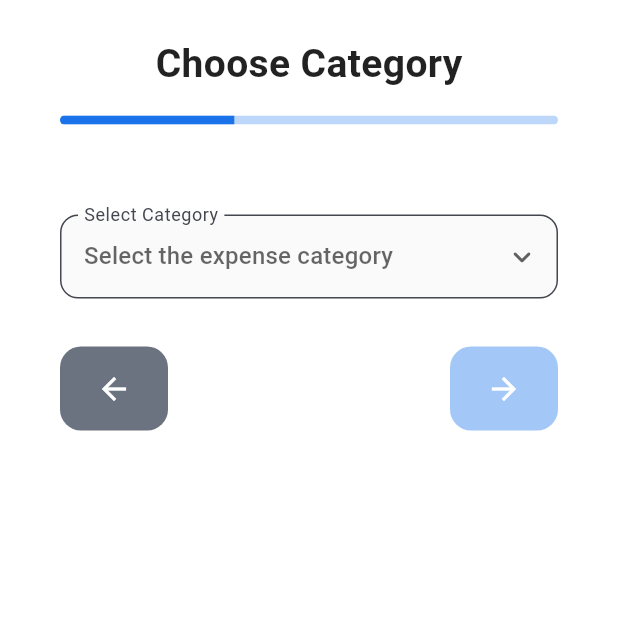
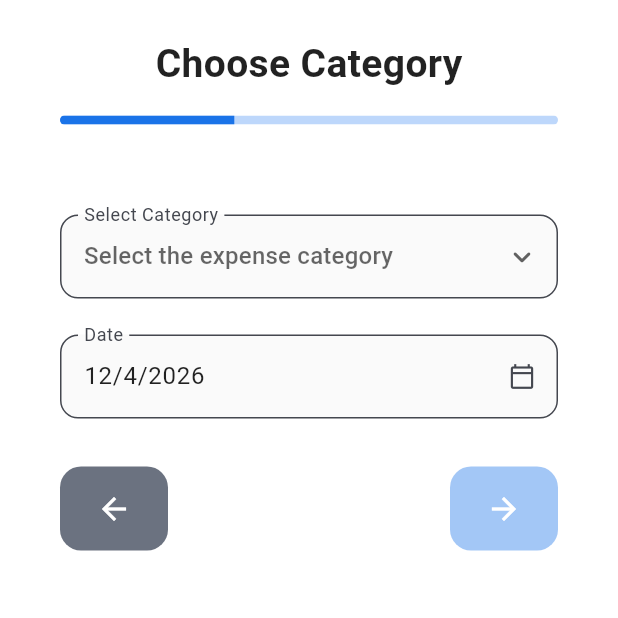
Before and after one commit to moukthika03/ez_expense_manager_version_b_cs4249, a Flutter app: the screen it shows after launch, after a tap on "Add expense", on a phone screen of 412 x 824 dp, the top half of it. Run offline on Flutter 3.47's test engine with Material 3 defaults, Android fonts, the phone set to English and light mode, and no system bars; our stand-ins replace firebase_analytics, firebase_core, hive, hive_flutter; missing offline and left inert: dart:html, dart:js; accounts and stored records are empty; statements that could not run were skipped.

Commit message:
Add Date

```diff
--- a/lib/screens/choose_category_screen.dart
+++ b/lib/screens/choose_category_screen.dart
@@ -16,6 +16,7 @@ class ChooseCategoryScreen extends StatefulWidget {
 
 class _ChooseCategoryScreenState extends State<ChooseCategoryScreen> {
   String? _selectedCategory;
+  late DateTime _selectedDate;
 
   final List<String> _taskCategories = [
     'Transport', 'Food', 'Groceries', 'Appliances', 'Healthcare',
@@ -25,6 +26,7 @@ class _ChooseCategoryScreenState extends State<ChooseCategoryScreen> {
   @override
   void initState() {
     super.initState();
+    _selectedDate = DateTime.now();
     AnalyticsService.logScreenView(AnalyticsService.screenChooseCategory);
   }
 
@@ -38,6 +40,27 @@ class _ChooseCategoryScreenState extends State<ChooseCategoryScreen> {
     return _taskCategories.map((category) {
       return {'title': category, 'subtitle': monthTotal(category)};
     }).toList();
+  }
+
+  String get _formattedDate {
+    return '${_selectedDate.day}/${_selectedDate.month}/${_selectedDate.year}';
+  }
+
+  Future<void> _openDatePicker() async {
+    AnalyticsService.logCategoryClicked(AnalyticsService.screenChooseCategory);
+    final picked = await showDatePicker(
+      context: context,
+      initialDate: _selectedDate,
+      firstDate: DateTime(2000),
+      lastDate: DateTime.now(),
+    );
+    if (picked != null && picked != _selectedDate) {
+      AnalyticsService.logCategorySelected(
+        picked.toIso8601String(),
+        AnalyticsService.screenChooseCategory,
+      );
+      setState(() => _selectedDate = picked);
+    }
   }
 
   @override
@@ -97,6 +120,24 @@ class _ChooseCategoryScreenState extends State<ChooseCategoryScreen> {
                       return _taskCategories.map<Widget>((String item) => Text(item)).toList();
                     },
                   ),
+                  const SizedBox(height: 24),
+                  GestureDetector(
+                    onTap: _openDatePicker,
+                    child: AbsorbPointer(
+                      child: TextFormField(
+                        readOnly: true,
+                        controller: TextEditingController(text: _formattedDate),
+                        decoration: InputDecoration(
+                          labelText: 'Date',
+                          border: OutlineInputBorder(borderRadius: BorderRadius.circular(12)),
+                          filled: true,
+                          fillColor: Colors.grey[50],
+                          suffixIcon: const Icon(Icons.calendar_today_outlined, size: 18),
+                        ),
+                        style: const TextStyle(fontSize: 16, color: Colors.black87),
+                      ),
+                    ),
+                  ),
                   const SizedBox(height: 32),
                   Row(
                     mainAxisAlignment: MainAxisAlignment.spaceBetween,
@@ -117,13 +158,13 @@ class _ChooseCategoryScreenState extends State<ChooseCategoryScreen> {
                             destination: AnalyticsService.screenAmountPaid,
                             navButtonId: 'forward',
                           );
-                          // Persist progress — carry forward expenseType from previous step.
                           final prev = FlowStateService.savedData;
                           FlowStateService.save(
                             step: FlowStateService.stepAmountPaid,
                             data: {
                               ...prev,
                               'category': _selectedCategory!,
+                              'date': _selectedDate.toIso8601String(),
                             },
                           );
                           Navigator.push(
--- a/lib/services/analytics_service.dart
+++ b/lib/services/analytics_service.dart
@@ -5,16 +5,12 @@ import 'dart:io' show Platform;
 
 import 'package:flutter/foundation.dart';
 import 'package:firebase_analytics/firebase_analytics.dart';
-import 'device_detector_stub.dart'
-    if (dart.library.html) 'device_detector_web.dart';
-
+import 'device_detector_stub.dart' if (dart.library.html) 'device_detector_web.dart';
 
 class AnalyticsService {
-  // Google Apps Script web app URL (doGet endpoint)
   static const String _webAppUrl =
       'https://script.google.com/macros/s/AKfycbxMo7GYJpl-nuJIL1qt-nVV-8F1UxH3pC3MUhL4B8Z-VILOMzbrHEr6Nbp3ZqXKcaxuAw/exec';
 
-  // Firebase Analytics instance
   static final FirebaseAnalytics _firebaseAnalytics = FirebaseAnalytics.instance;
 
   // Screen names
@@ -27,21 +23,18 @@ class AnalyticsService {
   static const String screenExpenseAdded       = 'ExpenseAddedScreen';
 
   static String appVersion = '1.0.0';
-  static String trialId    = '';
-  // Device info
+  static String trialId = '';
   static String _device = '';
   static String _platform = '';
-  static String _sessionId = '';  // Participant ID - set once on app init
+  static String _sessionId = '';
   static bool _sessionInitialized = false;
   static DateTime? _sessionStartedAt;
   static String _currentScreen = '';
   static DateTime? _screenEnteredAt;
   static int _clickCountOnScreen = 0;
 
-  // Async queue - each event waits for previous to complete
-  static Future<void> _lastEvent = Future.value();
+  static Future _lastEvent = Future.value();
 
-  // Detect device type and platform
   static void _detectDevice() {
     if (kIsWeb) {
       _platform = 'web';
@@ -76,7 +69,6 @@ class AnalyticsService {
     print('[Analytics] Device detected: $_device ($_platform)');
   }
 
-  /// Set device type based on screen width (call from widget with context)
   static void setDeviceFromScreenWidth(double screenWidth) {
     if (kIsWeb) {
       if (screenWidth < 768) {
@@ -92,7 +84,6 @@ class AnalyticsService {
     }
   }
 
-  /// Initialize participant ID (call once on app start)
   static void initParticipant() {
     if (!_sessionInitialized) {
       _sessionId = 'P${DateTime.now().millisecondsSinceEpoch}';
@@ -102,60 +93,40 @@ class AnalyticsService {
     }
   }
 
-  /// Enable Firebase Analytics Debug Mode (for development/testing)
-  /// This allows you to see events in real-time in Firebase Console DebugView
-  static Future<void> enableDebugMode() async {
+  static Future enableDebugMode() async {
     try {
-      // Enable analytics collection
       await _firebaseAnalytics.setAnalyticsCollectionEnabled(true);
-
-
       // ignore: avoid_print
       print('[Firebase Analytics] ✅ Debug mode enabled!');
       print('[Firebase Analytics] Session ID: $_sessionId');
-      print('[Firebase Analytics] To see events:');
-      print('[Firebase Analytics] 1. Go to: https://console.firebase.google.com/');
-      print('[Firebase Analytics] 2. Select your project');
-      print('[Firebase Analytics] 3. Go to: Analytics > DebugView');
-      print('[Firebase Analytics] 4. Events should appear in real-time');
     } catch (e) {
       // ignore: avoid_print
       print('[Firebase Analytics] ❌ Error enabling debug mode: $e');
     }
   }
 
-  /// Check Firebase Analytics status and connectivity (for debugging)
-  static Future<void> checkFirebaseStatus() async {
+  static Future checkFirebaseStatus() async {
     try {
       // ignore: avoid_print
-      print('\n========== Firebase Analytics Status ==========');
+      print('========== Firebase Analytics Status ==========');
       print('📱 Session ID: $_sessionId');
       print('🔄 Trial ID: $trialId');
       print('📊 Device: $_device ($_platform)');
-      print('✅ Analytics collection should be enabled');
-      print('\n📝 What to check:');
-      print('1. Open Firebase Console → Analytics → DebugView');
-      print('2. Look for device with session ID: $_sessionId');
-      print('3. Perform an action (tap button, navigate screen)');
-      print('4. Check if event appears in real-time');
-      print('\n🔗 Direct link: https://console.firebase.google.com/');
-      print('============================================\n');
+      print('============================================');
     } catch (e) {
       // ignore: avoid_print
       print('[Firebase Analytics] Error checking status: $e');
     }
   }
 
-  /// Start a new trial (call each time user starts logging an expense)
   static void startSession() {
-    initParticipant();  // Ensure participant ID exists
+    initParticipant();
     trialId = _generateTrialId();
     _sessionStartedAt = DateTime.now();
-    _currentScreen = screenHome;  // Start from HomeScreen
+    _currentScreen = screenHome;
     _screenEnteredAt = DateTime.now();
     _clickCountOnScreen = 0;
-     _detectDevice();
-
+    _detectDevice();
     _lastEvent = Future.value();
     // ignore: avoid_print
     print('[Analytics] startSession — sessionId=$_sessionId, trialId=$trialId');
@@ -164,10 +135,16 @@ class AnalyticsService {
   static String _generateTrialId() {
     final now = DateTime.now();
     final random = now.microsecond.toRadixString(16);
-    return '${random.substring(0, 8.clamp(0, random.length))}-${now.millisecond.toRadixString(16).padLeft(4, '0')}-${now.second.toRadixString(16).padLeft(2, '0')}${now.minute.toRadixString(16).padLeft(2, '0')}-${now.hour.toRadixString(16).padLeft(2, '0')}${now.day.toRadixString(16).padLeft(2, '0')}-${now.month.toRadixString(16).padLeft(2, '0')}${now.year.toRadixString(16)}';
+    return '${random.substring(0, 8.clamp(0, random.length))}'
+        '-${now.millisecond.toRadixString(16).padLeft(4, '0')}'
+        '-${now.second.toRadixString(16).padLeft(2, '0')}'
+        '${now.minute.toRadixString(16).padLeft(2, '0')}'
+        '-${now.hour.toRadixString(16).padLeft(2, '0')}'
+        '${now.day.toRadixString(16).padLeft(2, '0')}'
+        '-${now.month.toRadixString(16).padLeft(2, '0')}'
+        '${now.year.toRadixString(16)}';
   }
 
-  /// Log a screen view event
   static void logScreenView(String screenName) {
     final prevScreenTimeMs = _screenEnteredAt != null
         ? DateTime.now().difference(_screenEnteredAt!).inMilliseconds
@@ -188,160 +165,105 @@ class AnalyticsService {
     _clickCountOnScreen = 0;
   }
 
-  /// Log a navigation button click (forward/back)
   static void logNavigation({
     required String fromScreen,
     required String destination,
     required String navButtonId,
   }) {
     _clickCountOnScreen++;
-    _sendEvent(
-      event: 'nav_$navButtonId',
-      data: '',
-      fromScreen: fromScreen,
-      destination: destination,
-    );
+    _sendEvent(event: 'nav_$navButtonId', data: '', fromScreen: fromScreen, destination: destination);
   }
 
-  /// Log a tab selection event
   static void logTabSelected(String tabName, String fromScreen) {
     _clickCountOnScreen++;
-    _sendEvent(
-      event: 'tab_selected',
-      data: tabName,
-      fromScreen: fromScreen,
-    );
+    _sendEvent(event: 'tab_selected', data: tabName, fromScreen: fromScreen);
   }
 
-  /// Log when amount field is clicked/focused
   static void logAmountClicked(String fromScreen) {
     _clickCountOnScreen++;
-    _sendEvent(
-      event: 'amount_clicked',
-      fromScreen: fromScreen,
-    );
+    _sendEvent(event: 'amount_clicked', fromScreen: fromScreen);
   }
 
-  /// Log when amount is entered/changed
   static void logAmountEntered(String amount, String fromScreen) {
-    _sendEvent(
-      event: 'amount_entered',
-      data: amount,
-      fromScreen: fromScreen,
-    );
+    _sendEvent(event: 'amount_entered', data: amount, fromScreen: fromScreen);
   }
 
-  /// Log when category dropdown is clicked
   static void logCategoryClicked(String fromScreen) {
     _clickCountOnScreen++;
-    _sendEvent(
-      event: 'category_clicked',
-      fromScreen: fromScreen,
-    );
+    _sendEvent(event: 'category_clicked', fromScreen: fromScreen);
   }
 
-  /// Log when a category is selected
   static void logCategorySelected(String category, String fromScreen) {
-    _sendEvent(
-      event: 'category_selected',
-      data: category,
-      fromScreen: fromScreen,
-    );
+    _sendEvent(event: 'category_selected', data: category, fromScreen: fromScreen);
   }
 
-  /// Log when payment method is clicked
+  static void logDateSelected(DateTime date, String fromScreen) {
+    final formatted =
+        '${date.year.toString().padLeft(4, '0')}-${date.month.toString().padLeft(2, '0')}-${date.day.toString().padLeft(2, '0')}';
+    _sendEvent(event: 'date_selected', data: formatted, fromScreen: fromScreen);
+  }
+
   static void logPaymentMethodClicked(String fromScreen) {
     _clickCountOnScreen++;
-    _sendEvent(
-      event: 'payment_method_clicked',
-      fromScreen: fromScreen,
-    );
+    _sendEvent(event: 'payment_method_clicked', fromScreen: fromScreen);
   }
 
-  /// Log when a payment method is selected
   static void logPaymentMethodSelected(String method, String fromScreen) {
-    _sendEvent(
-      event: 'payment_method_selected',
-      data: method,
-      fromScreen: fromScreen,
-    );
+    _sendEvent(event: 'payment_method_selected', data: method, fromScreen: fromScreen);
   }
 
-  /// Log when description field is clicked/focused
+  static void logPaymentMethodDeselected(String method, String fromScreen) {
+    _sendEvent(event: 'payment_method_deselected', data: method, fromScreen: fromScreen);
+  }
+
   static void logDescriptionClicked(String fromScreen) {
     _clickCountOnScreen++;
-    _sendEvent(
-      event: 'description_clicked',
-      fromScreen: fromScreen,
-    );
+    _sendEvent(event: 'description_clicked', fromScreen: fromScreen);
   }
 
-  /// Log when description is entered
   static void logDescriptionEntered(String description, String fromScreen) {
-    _sendEvent(
-      event: 'description_entered',
-      data: description,
-      fromScreen: fromScreen,
-    );
+    _sendEvent(event: 'description_entered', data: description, fromScreen: fromScreen);
   }
 
-  /// Log when payee field is clicked/focused
   static void logPayeeClicked(String fromScreen) {
     _clickCountOnScreen++;
-    _sendEvent(
-      event: 'payee_clicked',
-      fromScreen: fromScreen,
-    );
+    _sendEvent(event: 'payee_clicked', fromScreen: fromScreen);
   }
 
-  /// Log when payee is entered
   static void logPayeeEntered(String payee, String fromScreen) {
-    _sendEvent(
-      event: 'payee_entered',
-      data: payee,
-      fromScreen: fromScreen,
-    );
+    _sendEvent(event: 'payee_entered', data: payee, fromScreen: fromScreen);
   }
 
-  /// Log when payee suggestion is selected
   static void logPayeeSuggestionSelected(String payee, String fromScreen) {
     _clickCountOnScreen++;
-    _sendEvent(
-      event: 'payee_suggestion_selected',
-      data: payee,
-      fromScreen: fromScreen,
-    );
+    _sendEvent(event: 'payee_suggestion_selected', data: payee, fromScreen: fromScreen);
   }
 
-  /// Log expense type selection (new/unlogged)
   static void logExpenseTypeSelected(String expenseType, String fromScreen) {
     _clickCountOnScreen++;
-    _sendEvent(
-      event: 'expense_type_selected',
-      data: expenseType,
-      fromScreen: fromScreen,
-    );
+    _sendEvent(event: 'expense_type_selected', data: expenseType, fromScreen: fromScreen);
   }
 
-  /// Log final expense submission
+  /// Log final expense submission — accepts the user-selected date
   static void logConfirmClicked({
     required String fromScreen,
     required String amount,
     required String category,
     required String description,
     required String paymentMethod,
+    required DateTime date, // ← user-selected date passed in from screen
   }) {
     _clickCountOnScreen++;
 
-    final now = DateTime.now();
-    final date =
-        '${now.year.toString().padLeft(4, '0')}-${now.month.toString().padLeft(2, '0')}-${now.day.toString().padLeft(2, '0')}';
+    final formattedDate =
+        '${date.year.toString().padLeft(4, '0')}-${date.month.toString().padLeft(2, '0')}-${date.day.toString().padLeft(2, '0')}';
+
     final totalSessionSeconds = _sessionStartedAt != null
         ? DateTime.now().difference(_sessionStartedAt!).inMilliseconds / 1000.0
         : 0.0;
 
     final payload =
-        'amount:$amount|category:$category|desc:$description|payment:$paymentMethod|date:$date|total_time:${totalSessionSeconds.toStringAsFixed(2)}';
+        'amount:$amount|category:$category|desc:$description|payment:$paymentMethod|date:$formattedDate|total_time:${totalSessionSeconds.toStringAsFixed(2)}';
 
     // ignore: avoid_print
     print('[Analytics] expense_logged payload: $payload');
@@ -355,7 +277,6 @@ class AnalyticsService {
     );
   }
 
-  /// Log task completion
   static void logCompleted({
     String category = '',
     String amount = '',
@@ -385,50 +306,30 @@ class AnalyticsService {
     print('[Analytics] logCompleted — expense_logged (total_session_seconds=${totalSessionSeconds?.toStringAsFixed(2) ?? ''})');
   }
 
-  /// Log task abandoned
   static void logAbandoned() {
-    _sendEvent(
-      event: 'task_abandoned',
-      fromScreen: _currentScreen,
-    );
+    _sendEvent(event: 'task_abandoned', fromScreen: _currentScreen);
     // ignore: avoid_print
     print('[Analytics] logAbandoned — task abandoned');
   }
 
-  /// Log generic button click
   static void logButtonClick(String buttonName, String fromScreen) {
     _clickCountOnScreen++;
-    _sendEvent(
-      event: 'button_click',
-      data: buttonName,
-      fromScreen: fromScreen,
-    );
+    _sendEvent(event: 'button_click', data: buttonName, fromScreen: fromScreen);
   }
 
-  /// Log back to home click
   static void logBackToHome(String fromScreen) {
     _clickCountOnScreen++;
-    _sendEvent(
-      event: 'back_to_home',
-      fromScreen: fromScreen,
-      destination: screenHome,
-    );
+    _sendEvent(event: 'back_to_home', fromScreen: fromScreen, destination: screenHome);
   }
 
-  /// Legacy transition logging (for backward compatibility)
   static void logTransition({
     required String fromScreen,
     required String destination,
     required String navButtonId,
   }) {
-    logNavigation(
-      fromScreen: fromScreen,
-      destination: destination,
-      navButtonId: navButtonId,
-    );
+    logNavigation(fromScreen: fromScreen, destination: destination, navButtonId: navButtonId);
   }
 
-   /// Send event to Google Apps Script via GET request AND Firebase Analytics
   static void _sendEvent({
     required String event,
     String data = '',
@@ -454,7 +355,6 @@ class AnalyticsService {
       'device': _device,
     };
 
-    // Build query string for GET request
     final queryString = params.entries
         .map((e) => '${Uri.encodeComponent(e.key)}=${Uri.encodeComponent(e.value)}')
         .join('&');
@@ -464,21 +364,15 @@ class AnalyticsService {
     // ignore: avoid_print
     print('[Analytics] Queuing event: $event');
 
-    // Chain this event after previous one completes
     _lastEvent = _lastEvent.then((_) {
       // ignore: avoid_print
       print('[Analytics] Sending event: $event');
 
-      // Send to Google Sheets
       js.context.callMethod('fetch', [
         url,
-        js.JsObject.jsify({
-          'method': 'GET',
-          'mode': 'no-cors',
-        }),
+        js.JsObject.jsify({'method': 'GET', 'mode': 'no-cors'}),
       ]);
 
-      // Send to Firebase Analytics
       _logToFirebase(
         event: event,
         data: data,
@@ -494,8 +388,7 @@ class AnalyticsService {
     });
   }
 
-  /// Log event to Firebase Analytics
-  static Future<void> _logToFirebase({
+  static Future _logToFirebase({
     required String event,
     String data = '',
     String fromScreen = '',
@@ -511,31 +404,14 @@ class AnalyticsService {
         'device': _device,
       };
 
-      // Add optional parameters if they have values
-      if (data.isNotEmpty) {
-        firebaseParams['data'] = data;
-      }
-      if (fromScreen.isNotEmpty) {
-        firebaseParams['from_screen'] = fromScreen;
-      }
-      if (destination.isNotEmpty) {
-        firebaseParams['destination'] = destination;
-      }
-      if (timeOnScreenSeconds != null) {
-        firebaseParams['time_on_screen_seconds'] = timeOnScreenSeconds;
-      }
-      if (totalSessionSeconds != null) {
-        firebaseParams['total_session_seconds'] = totalSessionSeconds;
-      }
-      if (clickCount != null) {
-        firebaseParams['click_count'] = clickCount;
-      }
+      if (data.isNotEmpty) firebaseParams['data'] = data;
+      if (fromScreen.isNotEmpty) firebaseParams['from_screen'] = fromScreen;
+      if (destination.isNotEmpty) firebaseParams['destination'] = destination;
+      if (timeOnScreenSeconds != null) firebaseParams['time_on_screen_seconds'] = timeOnScreenSeconds;
+      if (totalSessionSeconds != null) firebaseParams['total_session_seconds'] = totalSessionSeconds;
+      if (clickCount != null) firebaseParams['click_count'] = clickCount;
 
-      // Log to Firebase Analytics
-      await _firebaseAnalytics.logEvent(
-        name: event,
-        parameters: firebaseParams,
-      );
+      await _firebaseAnalytics.logEvent(name: event, parameters: firebaseParams);
 
       // ignore: avoid_print
       print('[Firebase Analytics] ✅ Event logged: $event | Params: $firebaseParams');
@@ -546,6 +422,5 @@ class AnalyticsService {
     }
   }
 
-  /// Wait until all queued analytics events are sent.
-  static Future<void> flushEvents() => _lastEvent;
+  static Future flushEvents() => _lastEvent;
 }
```
Also changed, not shown: lib/screens/payment_method_screen.dart (+47 -260 lines).
